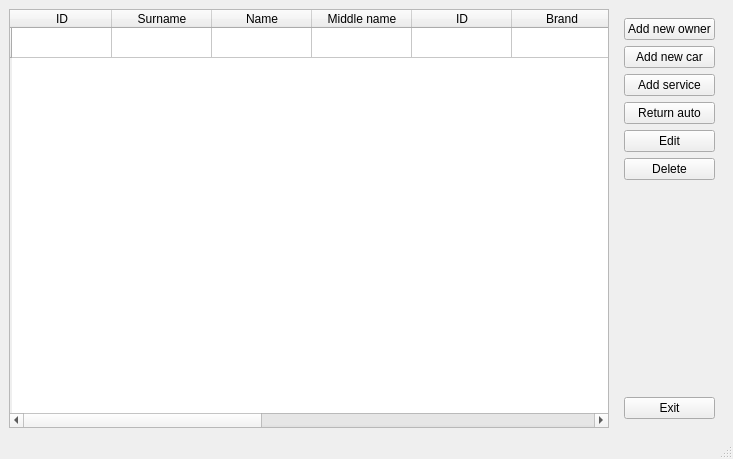
Old version of the form mainwindow.ui in the repository LorenceUfa/autoservice.
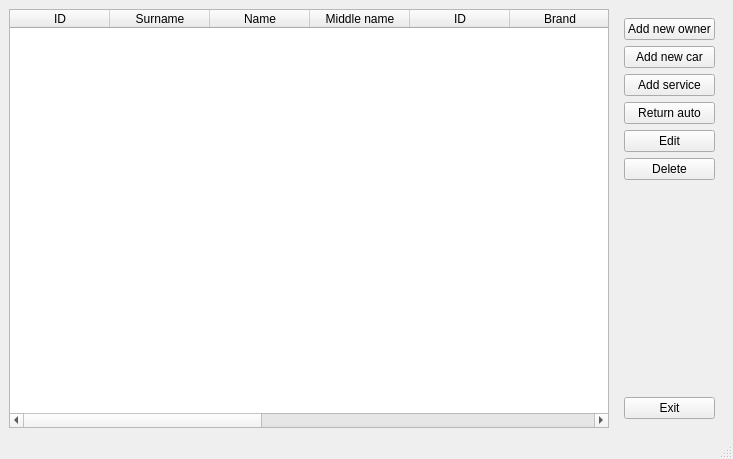
New version of the form.

Diff of the .ui file:
```diff
--- a/mainwindow.ui
+++ b/mainwindow.ui
@@ -17,11 +17,6 @@
    <layout class="QHBoxLayout" name="horizontalLayout">
     <item>
      <widget class="QTableWidget" name="tableWidget">
-      <row>
-       <property name="text">
-        <string/>
-       </property>
-      </row>
       <column>
        <property name="text">
         <string>ID</string>
```
